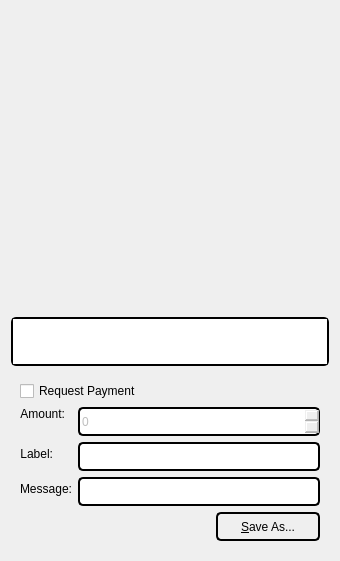
Before: the Qt Designer form src/qt/forms/qrcodedialog.ui in nazarpechka/volvox-old, drawn with Qt 5.
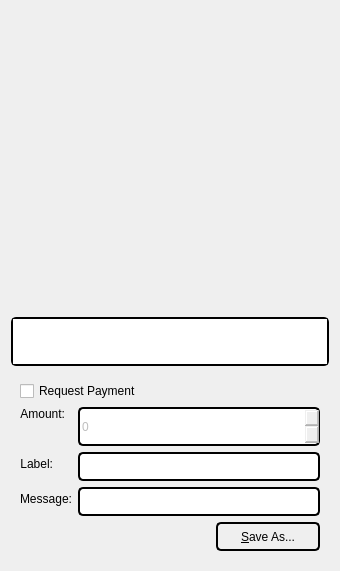
After: the same form once the commit is applied. Custom widgets are drawn as their Qt base class.

```diff
--- a/src/qt/forms/qrcodedialog.ui
+++ b/src/qt/forms/qrcodedialog.ui
@@ -189,8 +189,8 @@
 border-bottom-left-radius: 5px;
 border-bottom-right-radius: 5px;
 border: 2px solid #000000;
-min-height: 25px;
-max-height: 25px;</string>
+min-height: 35px;
+max-height: 35px;</string>
           </property>
          </widget>
         </item>
```
